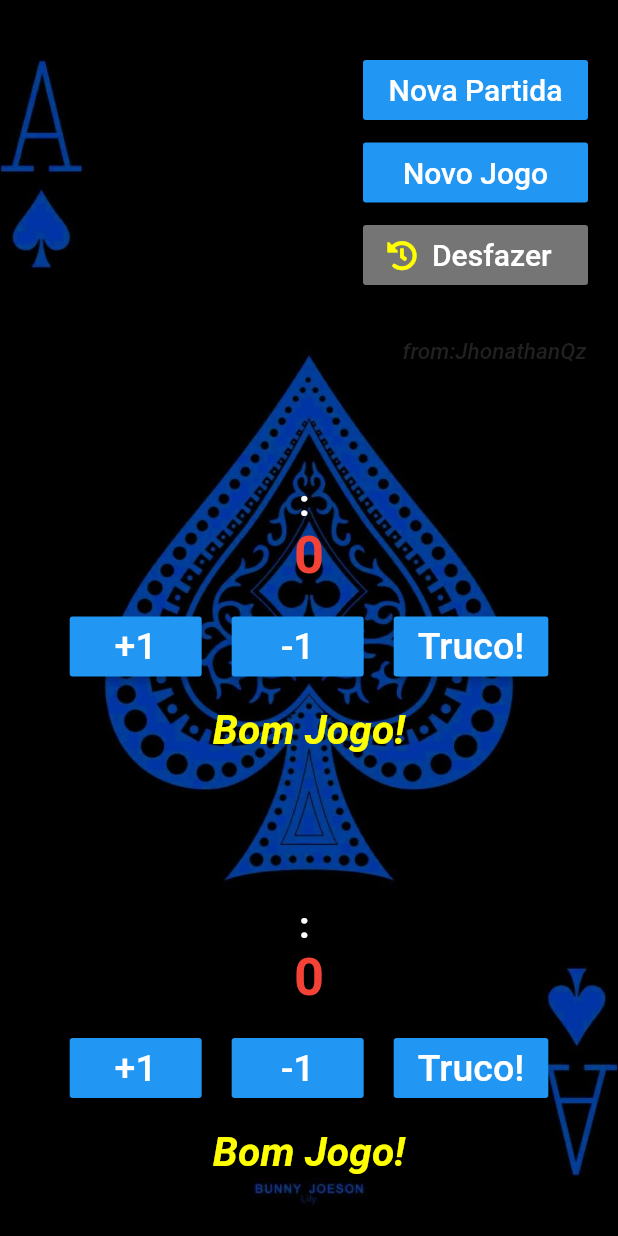
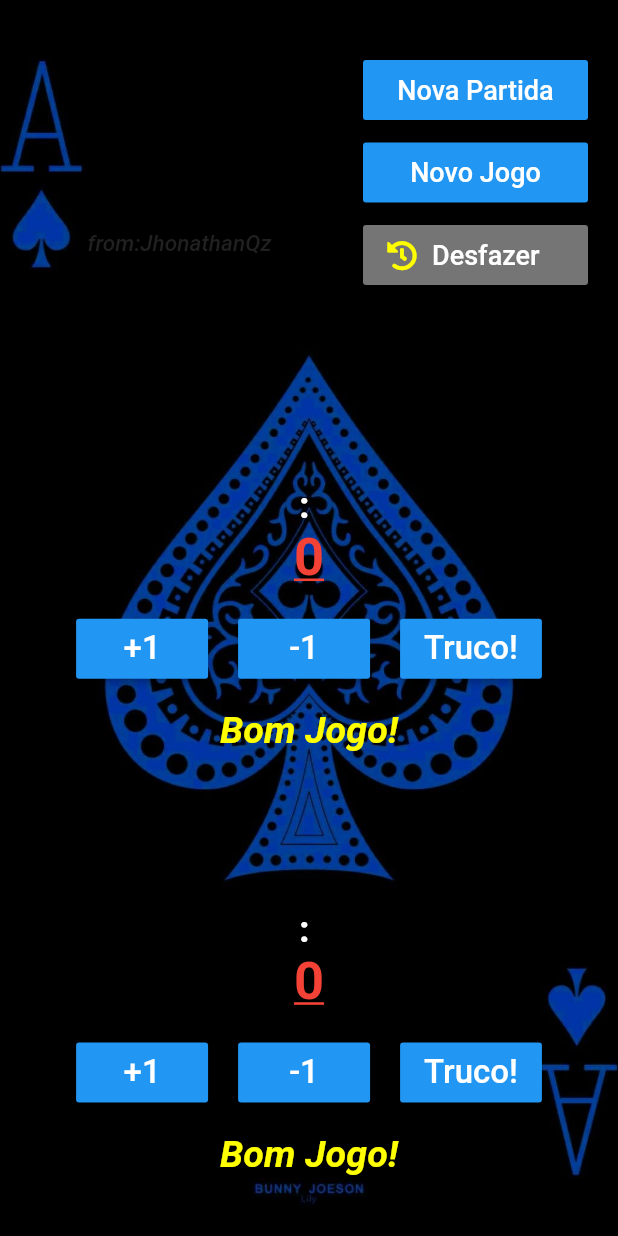
Before and after one commit to jhonathanqz/Marcador_de_Baralho, a Flutter app: the Home screen opened directly, on a phone screen of 412 x 824 dp. Run offline on Flutter 3.47's test engine with Material 2 defaults, Android fonts, the light colour scheme and no system bars; our stand-ins replace font_awesome_flutter.

Commit message:
layout responsive

```diff
--- a/lib/main.dart
+++ b/lib/main.dart
@@ -106,7 +106,8 @@ class _HomeState extends State<Home> {
           Image.asset(
             "images/f7.jpg",
             fit: BoxFit.cover,
-            height: 1000.0,
+            height: MediaQuery.of(context).size.height,
+            width: MediaQuery.of(context).size.width,
           ),
           SafeArea(
             child: Column(
@@ -134,7 +135,7 @@ class _HomeState extends State<Home> {
                               child: Text(
                                 "Nova Partida",
                                 style: TextStyle(
-                                    color: Colors.white, fontSize: 20.0),
+                                    color: Colors.white, fontSize: 18.0),
                               ),
                               color: Colors.blue,
                             ),
@@ -160,7 +161,7 @@ class _HomeState extends State<Home> {
                               child: Text(
                                 "Novo Jogo",
                                 style: TextStyle(
-                                    color: Colors.white, fontSize: 20.0),
+                                    color: Colors.white, fontSize: 18.0),
                               ),
                               color: Colors.blue,
                             ),
@@ -171,6 +172,23 @@ class _HomeState extends State<Home> {
                 Row(
                   mainAxisAlignment: MainAxisAlignment.end,
                   children: [
+                    Padding(
+                      padding: EdgeInsets.only(top: 0, left: 0, right: 25, bottom: 0),
+                      child: FlatButton(
+                        onPressed: () {
+                          _reverse();
+                          _mensagemTime1();
+                          _mensagemTime2();
+                        },
+                        child: Text(
+                          "from:JhonathanQz",
+                          style: TextStyle(
+                              color: Colors.grey[900],
+                              fontStyle: FontStyle.italic,
+                              fontSize: 15.0),
+                        ),
+                      ),
+                    ),
                     Padding(
                         padding: EdgeInsets.only(left: 20, top: 15, right: 20),
                         child: Expanded(
@@ -196,7 +214,7 @@ class _HomeState extends State<Home> {
                                   Text(
                                     "Desfazer",
                                     style: TextStyle(
-                                        color: Colors.white, fontSize: 20.0),
+                                        color: Colors.white, fontSize: 18.0),
                                   ),
                                 ],
                               ),
@@ -204,28 +222,6 @@ class _HomeState extends State<Home> {
                             ),
                           ),
                         )),
-                  ],
-                ),
-                Row(
-                  mainAxisAlignment: MainAxisAlignment.end,
-                  children: <Widget>[
-                    Padding(
-                      padding: EdgeInsets.only(top: 20, left: 10, right: 5),
-                      child: FlatButton(
-                        onPressed: () {
-                          _reverse();
-                          _mensagemTime1();
-                          _mensagemTime2();
-                        },
-                        child: Text(
-                          "from:JhonathanQz",
-                          style: TextStyle(
-                              color: Colors.grey[900],
-                              fontStyle: FontStyle.italic,
-                              fontSize: 15.0),
-                        ),
-                      ),
-                    )
                   ],
                 ),
               ],
@@ -247,7 +243,7 @@ class _HomeState extends State<Home> {
                     color: Colors.red,
                     fontWeight: FontWeight.bold,
                     fontSize: 35,
-
+                    decoration: TextDecoration.underline,
                   ),
               ),
               Row(
@@ -273,7 +269,7 @@ class _HomeState extends State<Home> {
                         },
                         child: Text(
                           "+1",
-                          style: TextStyle(color: Colors.white, fontSize: 25.0),
+                          style: TextStyle(color: Colors.white, fontSize: 22.0),
                         ),
                         color: Colors.blue,
                       ),
@@ -290,11 +286,12 @@ class _HomeState extends State<Home> {
                             _a = (-1);
                             _b = (0);
                             _mensagemTime1();
+                            _mensagemTime2();
                           }
                         },
                         child: Text(
                           "-1",
-                          style: TextStyle(color: Colors.white, fontSize: 25.0),
+                          style: TextStyle(color: Colors.white, fontSize: 22.0),
                         ),
                         color: Colors.blue,
                       ),
@@ -315,7 +312,7 @@ class _HomeState extends State<Home> {
                         },
                         child: Text(
                           "Truco!",
-                          style: TextStyle(color: Colors.white, fontSize: 25.0),
+                          style: TextStyle(color: Colors.white, fontSize: 22.0),
                         ),
                         color: Colors.blue,
                       ),
@@ -329,7 +326,7 @@ class _HomeState extends State<Home> {
                     color: Colors.yellowAccent,
                     fontStyle: FontStyle.italic,
                     fontWeight: FontWeight.bold,
-                    fontSize: 27.0),
+                    fontSize: 25.0),
                 textAlign: TextAlign.center,
               ),
             ],
@@ -349,7 +346,9 @@ class _HomeState extends State<Home> {
                 style: TextStyle(
                     color: Colors.red,
                     fontWeight: FontWeight.bold,
-                    fontSize: 35),
+                    fontSize: 35,
+                    decoration: TextDecoration.underline,
+                    ),
               ),
               Row(
                 mainAxisAlignment: MainAxisAlignment.center,
@@ -372,7 +371,7 @@ class _HomeState extends State<Home> {
                         },
                         child: Text(
                           "+1",
-                          style: TextStyle(color: Colors.white, fontSize: 25.0),
+                          style: TextStyle(color: Colors.white, fontSize: 22.0),
                         ),
                         color: Colors.blue,
                       ),
@@ -390,13 +389,13 @@ class _HomeState extends State<Home> {
                             _changeTimedois(-1);
                             _a = (0);
                             _b = (-1);
-
+                            _mensagemTime1();
                             _mensagemTime2();
                           }
                         },
                         child: Text(
                           "-1",
-                          style: TextStyle(color: Colors.white, fontSize: 25.0),
+                          style: TextStyle(color: Colors.white, fontSize: 22.0),
                         ),
                         color: Colors.blue,
                       ),
@@ -420,7 +419,7 @@ class _HomeState extends State<Home> {
                         },
                         child: Text(
                           "Truco!",
-                          style: TextStyle(color: Colors.white, fontSize: 25.0),
+                          style: TextStyle(color: Colors.white, fontSize: 22.0),
                         ),
                         color: Colors.blue,
                       ),
@@ -436,7 +435,7 @@ class _HomeState extends State<Home> {
                       color: Colors.yellowAccent,
                       fontStyle: FontStyle.italic,
                       fontWeight: FontWeight.bold,
-                      fontSize: 27.0),
+                      fontSize: 25.0),
                   textAlign: TextAlign.center,
                 ),
               ),
```
Also changed, not shown: 5 other files.
